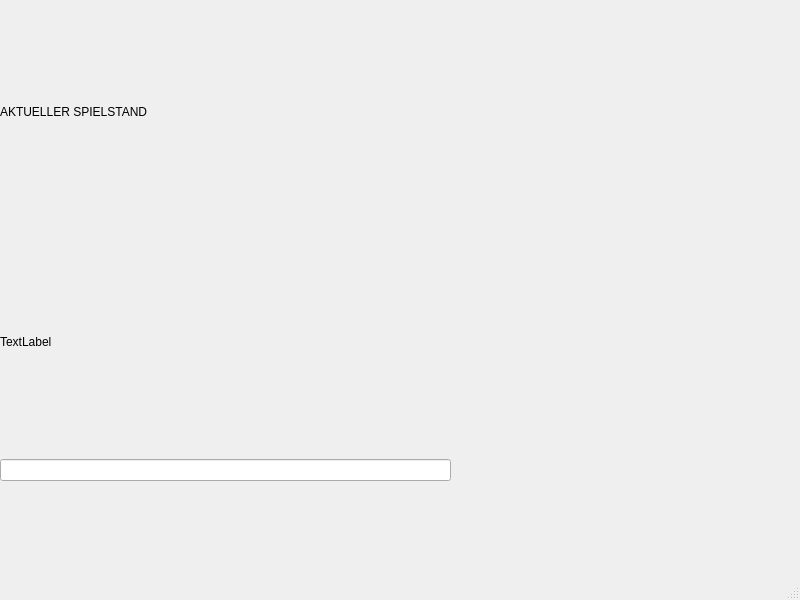
ekralik/rock_paper_scissors, file design.ui: the form before one commit.
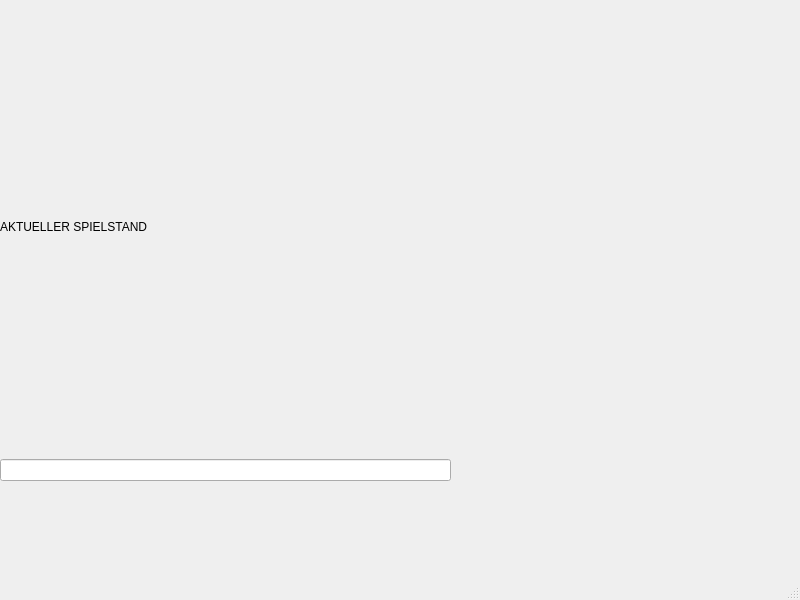
The form after the commit.

Commit message: basic design structure done, new updates to view.py to match the updated design.ui

```diff
--- a/design.ui
+++ b/design.ui
@@ -33,29 +33,6 @@
          </property>
         </widget>
        </item>
-       <item>
-        <layout class="QHBoxLayout" name="horizontalLayout">
-         <item>
-          <widget class="QLabel" name="label_2">
-           <property name="statusTip">
-            <string>sdfadsf</string>
-           </property>
-           <property name="whatsThis">
-            <string>dfasdf</string>
-           </property>
-           <property name="frameShape">
-            <enum>QFrame::NoFrame</enum>
-           </property>
-           <property name="text">
-            <string>TextLabel</string>
-           </property>
-          </widget>
-         </item>
-        </layout>
-       </item>
-       <item>
-        <layout class="QVBoxLayout" name="verticalLayout_3"/>
-       </item>
        <item>
         <widget class="QLineEdit" name="lineEdit"/>
        </item>
```
The commit also changes 2 other files.
